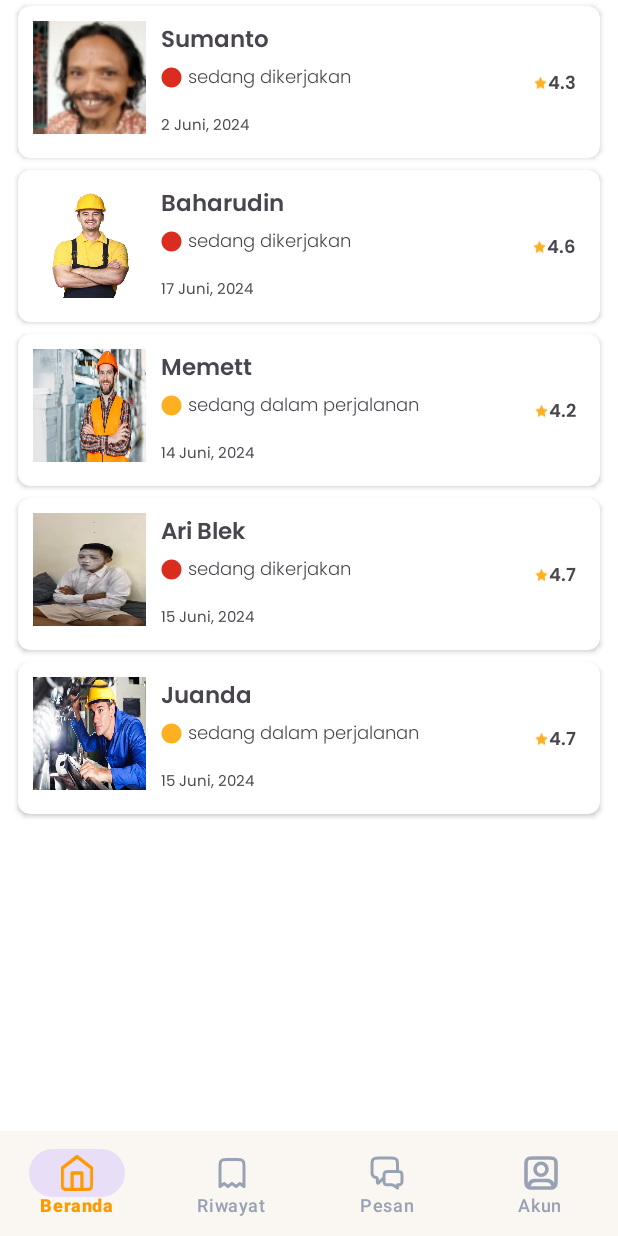
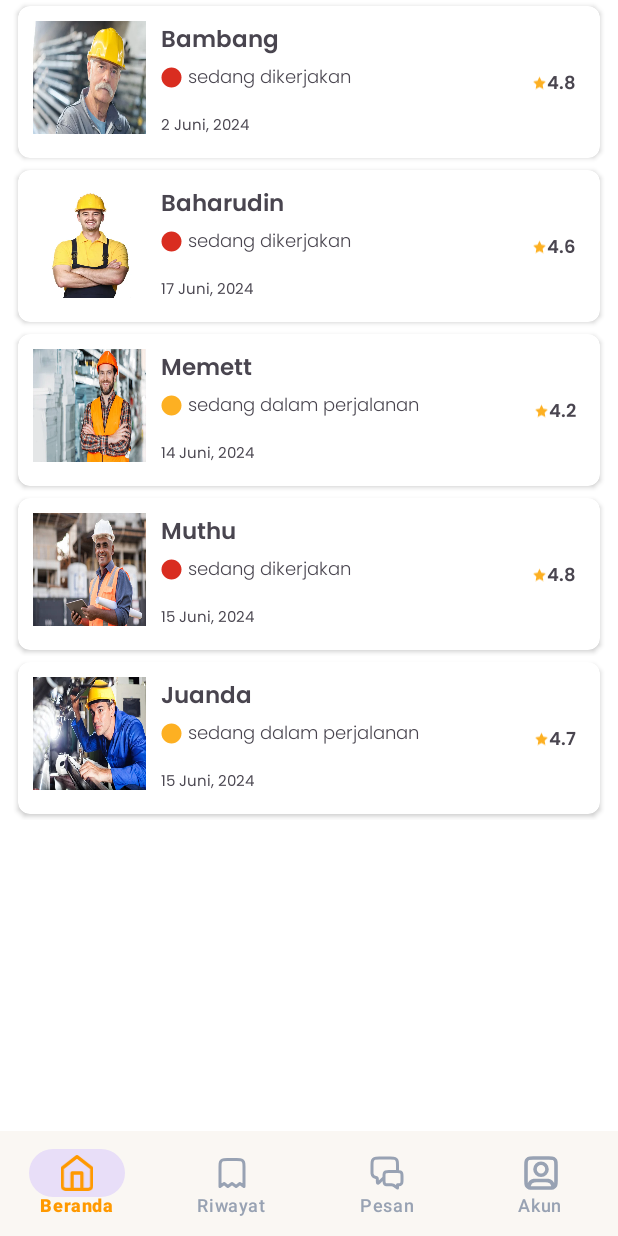
Before and after one commit to Muhammadalfauzan/MarkaryoApps, an Android app: the DalamProsesFragment screen opened through its navigation route, on a phone screen of 412 x 824 dp. Run offline under Robolectric (Android 15) with nearby library versions, the phone set to English and light mode, and no system bars; our stand-ins replace Shimmer, navigation-ui; libraries missing offline, so code that uses them is left out: com.denzcoskun.imageslider; 1 statement that could not run was skipped.

Commit message:
final front end

```diff
--- a/app/build.gradle.kts
+++ b/app/build.gradle.kts
@@ -1,3 +1,4 @@
+
 plugins {
     id("com.android.application")
     id("org.jetbrains.kotlin.android")
--- a/app/src/main/AndroidManifest.xml
+++ b/app/src/main/AndroidManifest.xml
@@ -32,7 +32,7 @@
             android:windowSoftInputMode="adjustPan"
             tools:ignore="LockedOrientationActivity"/>
         <activity
-            android:name=".SplashScreen"
+            android:name=".ui.activity.SplashScreen"
             android:exported="true" >
             <intent-filter>
                 <action android:name="android.intent.action.MAIN" />
--- a/app/src/main/java/com/example/makaryoapps/SplashScreen.kt
+++ b/app/src/main/java/com/example/makaryoapps/ui/activity/SplashScreen.kt
@@ -1,11 +1,11 @@
-package com.example.makaryoapps
+package com.example.makaryoapps.ui.activity
 
 import android.annotation.SuppressLint
 import android.content.Intent
 import androidx.appcompat.app.AppCompatActivity
 import android.os.Bundle
 import android.os.Handler
-import com.example.makaryoapps.ui.activity.ActivityLogin
+import com.example.makaryoapps.R
 
 
 @SuppressLint("CustomSplashScreen")
--- a/app/src/main/java/com/example/makaryoapps/ui/costumdialogfragment/LocationPermissionDialogFragment.kt
+++ b/app/src/main/java/com/example/makaryoapps/ui/costumdialogfragment/LocationPermissionDialogFragment.kt
@@ -1,6 +1,7 @@
 package com.example.makaryoapps.ui.costumdialogfragment
 
 import android.app.Activity
+import android.app.Dialog
 import android.content.Context
 import android.content.Intent
 import android.content.SharedPreferences
@@ -48,11 +49,13 @@ class LocationPermissionDialogFragment : DialogFragment() {
         }
         targetFragment?.onActivityResult(targetRequestCode, Activity.RESULT_OK, intent)
 
+
         // Save location permission choice to SharedPreferences
         val editor = sharedPreferences.edit()
         editor.putBoolean(HomeFragment.KEY_LOCATION_PERMISSION_GRANTED, isGranted)
         editor.putBoolean(HomeFragment.KEY_LOCATION_PERMISSION_DIALOG_SHOWN, true)
         editor.apply()
+
 
         dismiss()
     }
@@ -61,4 +64,11 @@ class LocationPermissionDialogFragment : DialogFragment() {
         super.onDestroyView()
         _binding = null
     }
+
+    override fun onCreateDialog(savedInstanceState: Bundle?): Dialog {
+        return super.onCreateDialog(savedInstanceState).apply {
+            setCancelable(false)
+            setCanceledOnTouchOutside(false)
+        }
+    }
 }
--- a/app/src/main/java/com/example/makaryoapps/ui/costumview/CustomButton.kt
+++ b/app/src/main/java/com/example/makaryoapps/ui/costumview/CustomButton.kt
@@ -35,7 +35,7 @@ class CustomButton : AppCompatButton {
         super.onDraw(canvas)
 
         background = if (isEnabled) enabledBackground else disabledBackground
-        text = if (isEnabled) "Masuk" else "Isi dulu"
+        text = if (isEnabled) "Masuk" else "Masuk"
         textSize = 18f
         setTextColor(txtColor)
     }
--- a/app/src/main/java/com/example/makaryoapps/ui/costumview/RegisterButton.kt
+++ b/app/src/main/java/com/example/makaryoapps/ui/costumview/RegisterButton.kt
@@ -35,7 +35,7 @@ class RegisterButton : AppCompatButton {
         super.onDraw(canvas)
 
         background = if (isEnabled) enabledBackground else disabledBackground
-        text = if (isEnabled) "Daftar" else "Isi dulu"
+        text = if (isEnabled) "Daftar" else "Daftar"
         textSize = 18f
         setTextColor(txtColor)
     }
--- a/app/src/main/java/com/example/makaryoapps/ui/fragment/ConfirmationFragment.kt
+++ b/app/src/main/java/com/example/makaryoapps/ui/fragment/ConfirmationFragment.kt
@@ -111,6 +111,7 @@ class ConfirmationFragment : Fragment()/*, MainActivity.PaymentMethodListener*/
         dialog.window?.setBackgroundDrawable(ColorDrawable(Color.TRANSPARENT))
         dialog.setContentView(R.layout.dialog_succes_order)
 
+
         val next = dialog.findViewById<Button>(R.id.btn_sukses)
         next.setOnClickListener {
             findNavController().navigate(R.id.action_confirmationFragment_to_historyFragment2)
--- a/app/src/main/java/com/example/makaryoapps/ui/fragment/DalamProsesFragment.kt
+++ b/app/src/main/java/com/example/makaryoapps/ui/fragment/DalamProsesFragment.kt
@@ -35,11 +35,11 @@ class DalamProsesFragment : Fragment() {
 
         val dataProses = listOf(
             ProsesModel(
-                R.drawable.sumanto,
-                "Sumanto",
+                R.drawable.bambang,
+                "Bambang",
                 "sedang dikerjakan ",
                 "2 Juni, 2024",
-                "4.3",
+                "4.8",
                 R.drawable.ic_dikerjakan
             ),
             ProsesModel(
@@ -59,11 +59,11 @@ class DalamProsesFragment : Fragment() {
                 R.drawable.ic_proses
             ),
             ProsesModel(
-                R.drawable.ari_blek,
-                "Ari Blek",
+                R.drawable.muthu,
+                "Muthu",
                 "sedang dikerjakan",
                 "15 Juni, 2024",
-                "4.7",
+                "4.8",
                 R.drawable.ic_dikerjakan
             ),
             ProsesModel(
--- a/app/src/main/java/com/example/makaryoapps/ui/fragment/HomeFragment.kt
+++ b/app/src/main/java/com/example/makaryoapps/ui/fragment/HomeFragment.kt
@@ -16,8 +16,6 @@ import android.view.Window
 import android.widget.ImageView
 import android.widget.Toast
 import androidx.core.os.bundleOf
-import androidx.core.os.postDelayed
-import androidx.fragment.app.DialogFragment
 import androidx.fragment.app.Fragment
 import androidx.lifecycle.lifecycleScope
 import androidx.navigation.fragment.findNavController
@@ -63,11 +61,13 @@ class HomeFragment : Fragment(), RecomendedAdapter.OnItemClickListener {
 
         private const val KEY_LAST_SHOWN_TIME = "last_shown_time"
         private const val INTERVAL_MILLIS: Long = 60000 // 60 detik
-     /*   const val KEY_ADS_DIALOG_SHOWN = "isAdsDialogShown"*/
     }
 
     private var lastTabSelectedJob: Job? = null
     private val debounceTime = 300L
+
+    // mengatur dialog iklan tampil setelan men trigger button izin atau lewati lokasi
+    private var isLocationPermissionDialogShownCurrently = false
 
     override fun onCreateView(
         inflater: LayoutInflater, container: ViewGroup?,
@@ -77,7 +77,6 @@ class HomeFragment : Fragment(), RecomendedAdapter.OnItemClickListener {
         sharedPreferences = requireContext().getSharedPreferences(PREFS_NAME, Context.MODE_PRIVATE)
 
         return binding.root
-
     }
 
     override fun onViewCreated(view: View, savedInstanceState: Bundle?) {
@@ -90,8 +89,9 @@ class HomeFragment : Fragment(), RecomendedAdapter.OnItemClickListener {
         // Check if location permission dialog has been shown before and permission is not granted
         if (!isLocationPermissionDialogShown() && !isLocationPermissionGranted) {
             showLocationPermissionDialog()
+        } else {
+            showDialogIfNecessary()
         }
-
 
         binding.tabLayout.addOnTabSelectedListener(object : TabLayout.OnTabSelectedListener {
             override fun onTabSelected(tab: TabLayout.Tab) {
@@ -115,23 +115,69 @@ class HomeFragment : Fragment(), RecomendedAdapter.OnItemClickListener {
         }
 
         sharedPreferences = requireContext().getSharedPreferences(PREFS_NAME, Context.MODE_PRIVATE)
-        showDialogIfNecessary()
     }
 
     override fun onResume() {
         super.onResume()
-        showDialogIfNecessary()
+        if (!isLocationPermissionDialogShownCurrently) {
+            showDialogIfNecessary()
+        }
     }
+
     private fun showLocationPermissionDialog() {
+        isLocationPermissionDialogShownCurrently = true
         val dialog = LocationPermissionDialogFragment()
         dialog.setTargetFragment(this, REQUEST_CODE_LOCATION_PERMISSION)
         dialog.show(parentFragmentManager, "com.example.makaryoapps.ui.costumdialogfragment.LocationPermissionDialogFragment")
     }
 
-    private fun dismissLocationPermissionDialog() {
-        val dialogFragment =
-            parentFragmentManager.findFragmentByTag("com.example.makaryoapps.ui.costumdialogfragment.LocationPermissionDialogFragment") as? DialogFragment
-        dialogFragment?.dismiss()
+    private fun dialogAds() {
+        val dialog = Dialog(requireContext())
+        dialog.requestWindowFeature(Window.FEATURE_NO_TITLE)
+        dialog.window?.setBackgroundDrawable(ColorDrawable(Color.TRANSPARENT))
+        dialog.setContentView(R.layout.dialog_home)
+
+        // Mengatur agar dialog tidak bisa ditutup dengan menekan tombol kembali atau di luar dialog
+        dialog.setCancelable(false)
+        dialog.setCanceledOnTouchOutside(false)
+
+        val close = dialog.findViewById<ImageView>(R.id.btn_close)
+
+        close.setOnClickListener {
+            dialog.dismiss()
+            saveDialogShownTime() // Simpan waktu setelah dialog ditutup
+        }
+
+        dialog.show()
+    }
+
+    override fun onDestroyView() {
+        super.onDestroyView()
+        handler.removeCallbacks(shimmerRunnable)
+        handler.removeCallbacks(bannerRunnable)
+        _binding = null
+    }
+
+    private fun showDialogIfNecessary() {  // Tampilkan dialog ketika dibutuhkan
+        if (isLocationPermissionDialogShownCurrently) return
+
+        val lastShownTime = sharedPreferences.getLong(KEY_LAST_SHOWN_TIME, 0)
+        val currentTime = System.currentTimeMillis()
+
+        if (lastShownTime == 0L) {
+            // Pertama kali membuka aplikasi, langsung tampilkan dialog
+            dialogAds()
+        } else if (currentTime - lastShownTime >= INTERVAL_MILLIS) {
+            // Jika sudah lebih dari 1 menit sejak dialog terakhir ditampilkan, tampilkan dialog lagi
+            dialogAds()
+        }
+    }
+
+    private fun saveDialogShownTime() {  // Function Save dialog kedalam sharedpreferences
+        with(sharedPreferences.edit()) {
+            putLong(KEY_LAST_SHOWN_TIME, System.currentTimeMillis())
+            apply()
+        }
     }
 
     private fun refreshViewsBasedOnPermission() {
@@ -160,7 +206,7 @@ class HomeFragment : Fragment(), RecomendedAdapter.OnItemClickListener {
         sharedPreferences.edit().putBoolean(KEY_LOCATION_PERMISSION_GRANTED, isGranted).apply()
     }
 
-    fun setLocationPermission(isGranted: Boolean) {
+    private fun setLocationPermission(isGranted: Boolean) {
         saveLocationPermissionChoice(isGranted)
         refreshViewsBasedOnPermission()
         if (!isGranted) {
@@ -170,6 +216,9 @@ class HomeFragment : Fragment(), RecomendedAdapter.OnItemClickListener {
                 Toast.LENGTH_SHORT
             ).show()
         }
+
+        isLocationPermissionDialogShownCurrently = false
+        showDialogIfNecessary()
     }
 
     @Deprecated("Deprecated in Java")
@@ -177,12 +226,14 @@ class HomeFragment : Fragment(), RecomendedAdapter.OnItemClickListener {
         super.onActivityResult(requestCode, resultCode, data)
         if (requestCode == REQUEST_CODE_LOCATION_PERMISSION) {
             val isGranted = data?.getBooleanExtra("isGranted", false) ?: false
+
             setLocationPermission(isGranted)
             if (isGranted) {
                 setLocationPermission(true)
             }
         }
     }
+
 
     private fun showTab() {
         binding.tabLayout.removeAllTabs()
@@ -338,54 +389,7 @@ class HomeFragment : Fragment(), RecomendedAdapter.OnItemClickListener {
         }, 1000)
     }
 
-/*code setting waktu dialog*/
 
-    private fun showDialogIfNecessary() {
-        val lastShownTime = sharedPreferences.getLong(KEY_LAST_SHOWN_TIME, 0)
-        val currentTime = System.currentTimeMillis()
-
-        if (lastShownTime == 0L) {
-            // Pertama kali membuka aplikasi, langsung tampilkan dialog
-            dialogAds()
-        } else if (currentTime - lastShownTime >= INTERVAL_MILLIS) {
-            // Jika sudah lebih dari 1 menit sejak dialog terakhir ditampilkan, tampilkan dialog lagi
-            dialogAds()
-        }
-    }
-    private fun saveDialogShownTime() {
-        with(sharedPreferences.edit()) {
-            putLong(KEY_LAST_SHOWN_TIME, System.currentTimeMillis())
-            apply()
-        }
-    }
-    private fun dialogAds() {
-        val dialog = Dialog(requireContext())
-        dialog.requestWindowFeature(Window.FEATURE_NO_TITLE)
-        dialog.window?.setBackgroundDrawable(ColorDrawable(Color.TRANSPARENT))
-        dialog.setContentView(R.layout.dialog_home)
-
-        // Mengatur agar dialog tidak bisa ditutup dengan menekan tombol kembali atau di luar dialog
-        dialog.setCancelable(false)
-        dialog.setCanceledOnTouchOutside(false)
-
-        val close = dialog.findViewById<ImageView>(R.id.btn_close)
-
-        close.setOnClickListener {
-            dialog.dismiss()
-           /* saveAdsDialogShown() // Simpan status setelah dialog ditutup*/
-            dialog.dismiss()
-            saveDialogShownTime() // Simpan waktu setelah dialog ditutup
-        }
-
-        dialog.show()
-    }
-
-    override fun onDestroyView() {
-        super.onDestroyView()
-        handler.removeCallbacks(shimmerRunnable)
-        handler.removeCallbacks(bannerRunnable)
-        _binding = null
-    }
 
     override fun onItemClick(data: RecomendedModel) {
         val bundle = bundleOf("item" to data)
--- a/app/src/main/res/layout/activity_login.xml
+++ b/app/src/main/res/layout/activity_login.xml
@@ -34,6 +34,7 @@
         android:layout_marginTop="50dp"
         android:layout_marginStart="4dp"
         android:text="Email"
+        android:textStyle="bold"
         android:textSize="14sp"
         android:fontFamily="@font/poppins_medium"
         app:layout_constraintStart_toStartOf="@+id/emailLog_lay"
@@ -119,6 +120,7 @@
         android:layout_marginEnd="16dp"
         android:shadowColor="@android:color/transparent"
         android:text="@string/masuk"
+        android:textStyle="bold"
         android:fontFamily="@font/poppins_medium"
         app:cornerRadius="8dp"
         android:enabled="true"
--- a/app/src/main/res/layout/activity_register.xml
+++ b/app/src/main/res/layout/activity_register.xml
@@ -34,6 +34,7 @@
             android:maxLines="4"
             android:minLines="1"
             android:textSize="14sp"
+            android:textStyle="bold"
             android:fontFamily="@font/poppins_medium"
             app:layout_constraintStart_toStartOf="@+id/emailLog_lay"
             app:layout_constraintTop_toBottomOf="@+id/imageView2" />
@@ -69,6 +70,7 @@
             android:layout_height="wrap_content"
             android:text="Kata Sandi"
             android:textSize="14sp"
+            android:textStyle="bold"
             android:fontFamily="@font/poppins_medium"
             android:layout_marginStart="4dp"
             android:layout_marginTop="10dp"
@@ -108,6 +110,7 @@
             android:layout_marginTop="12dp"
             android:layout_marginStart="4dp"
             android:textSize="14sp"
+            android:textStyle="bold"
             android:fontFamily="@font/poppins_medium"
             app:layout_constraintStart_toStartOf="@+id/et_password"
             app:layout_constraintTop_toBottomOf="@+id/et_password" />
@@ -146,6 +149,7 @@
             android:layout_marginTop="28dp"
             android:layout_marginEnd="16dp"
             android:enabled="false"
+            android:textStyle="bold"
             android:fontFamily="@font/poppins_medium"
             android:shadowColor="@android:color/transparent"
             android:text="@string/daftar"
--- a/app/src/main/res/layout/activity_splash_screen.xml
+++ b/app/src/main/res/layout/activity_splash_screen.xml
@@ -6,7 +6,7 @@
     android:layout_width="match_parent"
     android:layout_height="match_parent"
     android:background="@color/white"
-    tools:context=".SplashScreen">
+    tools:context=".ui.activity.SplashScreen">
 
     <com.facebook.shimmer.ShimmerFrameLayout
         android:id="@+id/shimmerLayout"
--- a/app/src/main/res/layout/dialog_permision_location.xml
+++ b/app/src/main/res/layout/dialog_permision_location.xml
@@ -12,10 +12,7 @@
         android:layout_width="wrap_content"
         android:layout_height="250dp"
        android:padding="10dp"
-        android:background="@color/white"
-        app:layout_constraintEnd_toEndOf="parent"
-        app:layout_constraintStart_toStartOf="parent"
-        app:layout_constraintTop_toTopOf="parent">
+        android:background="@color/white">
 
         <ImageView
             android:id="@+id/imageView8"
--- a/app/src/main/res/navigation/nav_drawer.xml
+++ b/app/src/main/res/navigation/nav_drawer.xml
@@ -231,10 +231,18 @@
         tools:layout="@layout/fragment_adress_list" >
         <action
             android:id="@+id/action_adressListFragment_to_addAddressFragment"
-            app:destination="@id/addAddressFragment" />
+            app:destination="@id/addAddressFragment"
+            app:enterAnim="@anim/slide_in_from_right"
+            app:exitAnim="@anim/slide_out_to_left"
+            app:popEnterAnim="@anim/slide_in_from_left"
+            app:popExitAnim="@anim/slide_out_to_right"/>
         <action
             android:id="@+id/action_adressListFragment_to_updateAddressFragment"
-            app:destination="@id/updateAddressFragment" />
+            app:destination="@id/updateAddressFragment"
+            app:enterAnim="@anim/slide_in_from_right"
+            app:exitAnim="@anim/slide_out_to_left"
+            app:popEnterAnim="@anim/slide_in_from_left"
+            app:popExitAnim="@anim/slide_out_to_right"/>
     </fragment>
     <fragment
         android:id="@+id/addAddressFragment"
@@ -243,7 +251,11 @@
         tools:layout="@layout/fragment_add_address" >
         <action
             android:id="@+id/action_addAddressFragment_to_adressListFragment"
-            app:destination="@id/adressListFragment" />
+            app:destination="@id/adressListFragment"
+            app:enterAnim="@anim/slide_in_from_right"
+            app:exitAnim="@anim/slide_out_to_left"
+            app:popEnterAnim="@anim/slide_in_from_left"
+            app:popExitAnim="@anim/slide_out_to_right"/>
     </fragment>
 
     <fragment
@@ -253,10 +265,18 @@
         tools:layout="@layout/fragment_riwayat">
         <action
             android:id="@+id/action_riwayatFragment_to_detailFragment"
-            app:destination="@id/detailFragment" />
+            app:destination="@id/detailFragment"
+            app:enterAnim="@anim/slide_in_from_right"
+            app:exitAnim="@anim/slide_out_to_left"
+            app:popEnterAnim="@anim/slide_in_from_left"
+            app:popExitAnim="@anim/slide_out_to_right"/>
         <action
             android:id="@+id/action_riwayatFragment_to_receiptFragment"
-            app:destination="@id/receiptFragment" />
+            app:destination="@id/receiptFragment"
+            app:enterAnim="@anim/slide_in_from_right"
+            app:exitAnim="@anim/slide_out_to_left"
+            app:popEnterAnim="@anim/slide_in_from_left"
+            app:popExitAnim="@anim/slide_out_to_right"/>
         <action
             android:id="@+id/action_riwayatFragment_to_confirmationFragment"
             app:destination="@id/confirmationFragment" />
@@ -286,10 +306,18 @@
             app:destination="@id/updateProfileFragment" />
         <action
             android:id="@+id/action_historyFragment_to_receiptFragment"
-            app:destination="@id/receiptFragment" />
+            app:destination="@id/receiptFragment"
+            app:enterAnim="@anim/slide_in_from_right"
+            app:exitAnim="@anim/slide_out_to_left"
+            app:popEnterAnim="@anim/slide_in_from_left"
+            app:popExitAnim="@anim/slide_out_to_right"/>
         <action
             android:id="@+id/action_historyFragment_to_detailFragment"
-            app:destination="@id/detailFragment" />
+            app:destination="@id/detailFragment"
+            app:enterAnim="@anim/slide_in_from_right"
+            app:exitAnim="@anim/slide_out_to_left"
+            app:popEnterAnim="@anim/slide_in_from_left"
+            app:popExitAnim="@anim/slide_out_to_right"/>
     </fragment>
     <fragment
         android:id="@+id/updateAddressFragment"
```
Also changed, not shown: app/src/main/java/com/example/makaryoapps/ui/fragment/RiwayatFragment.kt (+5 -5 lines), app/src/main/res/layout/fragment_detail.xml (+18 -7 lines), app/src/main/res/values/strings.xml (+5 -5 lines).
